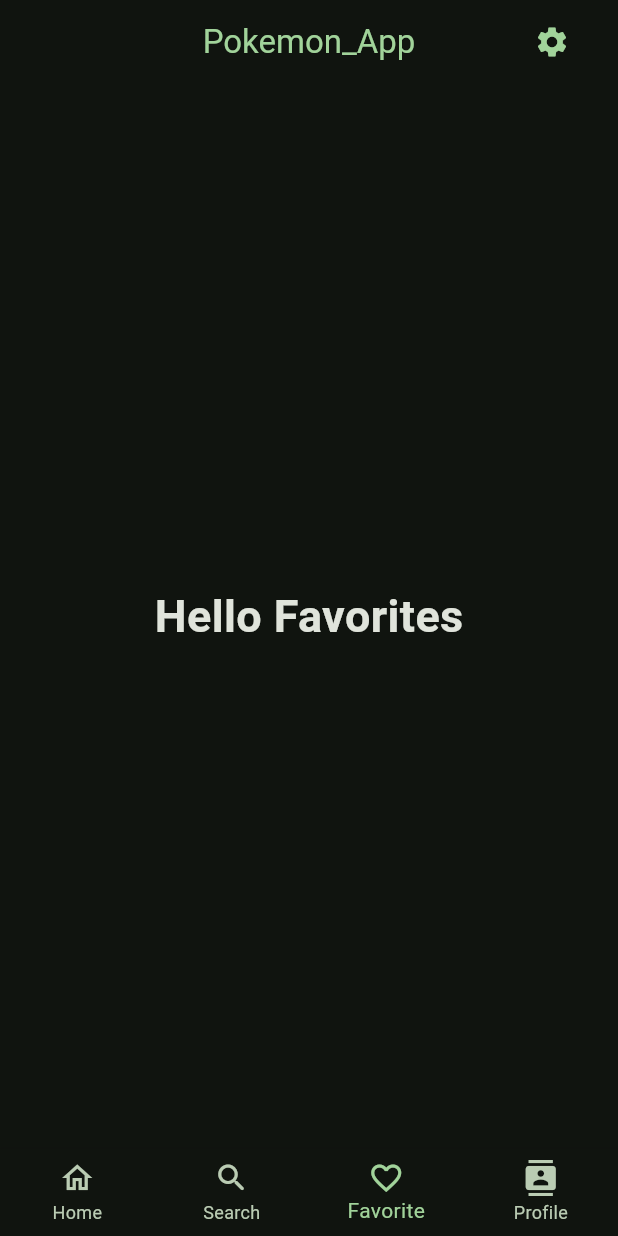
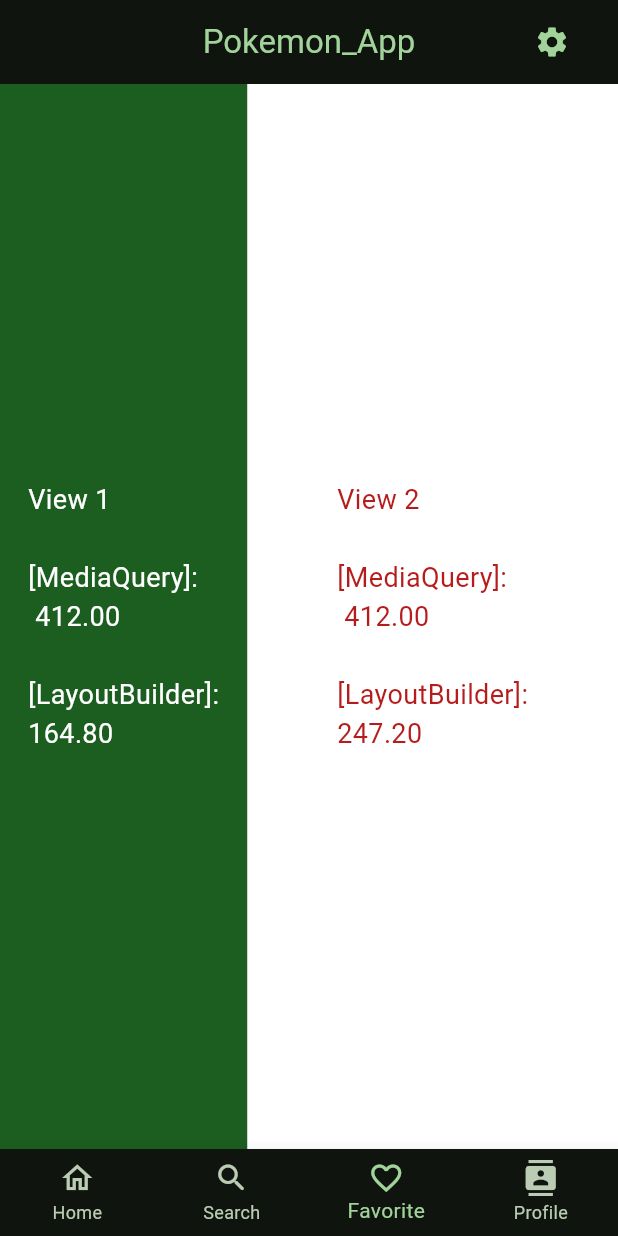
Before and after one commit to yulian554/fl_pokemon_app, a Flutter app: the screen it shows after launch, item 3 of the bottom bar chosen, on a phone screen of 412 x 824 dp. Run offline on Flutter 3.47's test engine with Material 3 defaults, Android fonts, the phone set to English and light mode, and no system bars; our stand-ins replace dio, get_it, go_router; missing offline and left inert: dart:js, universal_html; network calls fail.

Commit message:
ajuste de carpetas 1.0

```diff
--- a/lib/presentation/providers/home_layout_provider.dart
+++ b/lib/presentation/providers/home_layout_provider.dart
@@ -1,8 +1,8 @@
 import 'package:flutter/material.dart';
 import 'package:commons/domain/entities/tabs/items_tabs_navigations.dart';
 import 'package:repositories/domain/repositories/tabs/items_tabs_repository.dart';
-import 'package:repositories/infrastructure/datasource/tabs/items_tabs_datasource_impl.dart';
-import 'package:repositories/infrastructure/repositories/tabs/items_tabs_repository_impl.dart';
+import 'package:repositories/data/datasource/tabs/items_tabs_datasource_impl.dart';
+import 'package:repositories/data/repositories/tabs/items_tabs_repository_impl.dart';
 
 class HomeLayoutProvider extends ChangeNotifier {
   List<ItemsTabsNavigation> items = [];
--- a/lib/presentation/ui/views/favorites_view_main.dart
+++ b/lib/presentation/ui/views/favorites_view_main.dart
@@ -3,12 +3,46 @@
 class FavoritesViewMain extends StatelessWidget {
   const FavoritesViewMain({super.key});
 
-    @override
+  @override
   Widget build(BuildContext context) {
-    return const Center(
-      child: Text(
-        'Hello Favorites',
-        style: TextStyle(fontSize: 30, fontWeight: FontWeight.bold),
+    Size screenSize = MediaQuery.of(context).size;
+
+    return Scaffold(
+      body: Row(
+        children: [
+          Expanded(
+            flex: 2,
+            child: LayoutBuilder(
+              builder: (context, constraints) => Container(
+                color: Colors.green[900],
+                child: Center(
+                  child: Text(
+                    'View 1\n\n' +
+                        '[MediaQuery]:\n ${screenSize.width.toStringAsFixed(2)}\n\n' +
+                        '[LayoutBuilder]:\n${constraints.maxWidth.toStringAsFixed(2)}',
+                    style: const TextStyle(color: Colors.white, fontSize: 18),
+                  ),
+                ),
+              ),
+            ),
+          ),
+          Expanded(
+            flex: 3,
+            child: LayoutBuilder(
+              builder: (context, constraints) => Container(
+                color: Colors.white,
+                child: Center(
+                  child: Text(
+                    'View 2\n\n' +
+                        '[MediaQuery]:\n ${screenSize.width.toStringAsFixed(2)}\n\n' +
+                        '[LayoutBuilder]:\n${constraints.maxWidth.toStringAsFixed(2)}',
+                    style: TextStyle(color: Colors.red[900], fontSize: 18),
+                  ),
+                ),
+              ),
+            ),
+          ),
+        ],
       ),
     );
   }
--- a/lib/presentation/ui/views/profile_view_main.dart
+++ b/lib/presentation/ui/views/profile_view_main.dart
@@ -1,6 +1,7 @@
 import 'package:flutter/material.dart';
 import 'package:go_router/go_router.dart';
 import 'package:commons/util/constans_route.dart';
+import 'dart:js' as js;
 
 class ProfileViewMain extends StatelessWidget {
   const ProfileViewMain({super.key});
@@ -10,7 +11,9 @@
     return MaterialButton(
         child: const Text('Go Home'),
         onPressed: () {
-          context.goNamed(Routes.home);
+          // context.goNamed(Routes.home);
+          const url = 'https://stackoverflow.com/questions/ask';
+          js.context.callMethod('open', ['$url', '_self']);
         });
   }
 }
--- a/package/lobby/lib/use_cases/get_all_pokemons_use_case_impl.dart
+++ b/package/lobby/lib/use_cases/get_all_pokemons_use_case_impl.dart
@@ -1,8 +1,8 @@
 import 'package:lobby/use_cases/get_all_pokemons_use_case.dart';
 import 'package:commons/domain/entities/pokemon/pokemon_detail_entity.dart';
 import 'package:repositories/domain/repositories/pokemon/pokemon_repository.dart';
-import 'package:repositories/infrastructure/datasource/pokemon/pokemon_datasource_impl.dart';
-import 'package:repositories/infrastructure/repositories/pokemon/pokemon_repository_impl.dart';
+import 'package:repositories/data/datasource/pokemon/pokemon_datasource_impl.dart';
+import 'package:repositories/data/repositories/pokemon/pokemon_repository_impl.dart';
 
 class GetAllPokemonsUseCaseImpl implements GetAllPokemonsUseCase {
   PokemonRepository? repository;
--- a/package/repositories/lib/infrastructure/datasource/pokemon/pokemon_datasource_impl.dart
+++ b/package/repositories/lib/data/datasource/pokemon/pokemon_datasource_impl.dart
@@ -1,10 +1,10 @@
 import 'package:dio/dio.dart';
-import 'package:repositories/infrastructure/utils/web_error.dart';
+import 'package:repositories/utils/web_error.dart';
 import 'package:commons/domain/entities/pokemon/pokemons_entity.dart';
+import 'package:repositories/data/models/pokemon/pokemons_model.dart';
 import 'package:commons/domain/entities/pokemon/pokemon_detail_entity.dart';
-import 'package:repositories/infrastructure/models/pokemon/pokemons_model.dart';
+import 'package:repositories/data/models/pokemon/pokemon_detail_model.dart';
 import 'package:repositories/domain/datasources/pokemon/pokemon_datasource.dart';
-import 'package:repositories/infrastructure/models/pokemon/pokemon_detail_model.dart';
 
 class PokemonDatasourceImpl implements PokemonDatasource {
   final _dio = Dio();
--- a/package/repositories/lib/infrastructure/datasource/tabs/items_tabs_datasource_impl.dart
+++ b/package/repositories/lib/data/datasource/tabs/items_tabs_datasource_impl.dart
@@ -1,7 +1,7 @@
 import 'package:repositories/shared/data/mock_items_tabs.dart';
+import 'package:repositories/data/models/tabs/items_tabs_model.dart';
 import 'package:commons/domain/entities/tabs/items_tabs_navigations.dart';
 import 'package:repositories/domain/datasources/tabs/items_tabs_datasource.dart';
-import 'package:repositories/infrastructure/models/tabs/items_tabs_model.dart';
 
 class ItemsTabsDatasourceImpl implements ItemsTabsDatasource {
   @override
--- a/package/search/lib/use_cases/get_pokemon_by_name/get_pokemon_by_name_impl.dart
+++ b/package/search/lib/use_cases/get_pokemon_by_name/get_pokemon_by_name_impl.dart
@@ -1,9 +1,9 @@
-import 'package:repositories/infrastructure/utils/web_error.dart';
+import 'package:repositories/utils/web_error.dart';
 import 'package:commons/domain/entities/pokemon/pokemon_detail_entity.dart';
 import 'package:search/use_cases/get_pokemon_by_name/get_pokemon_by_name.dart';
 import 'package:repositories/domain/repositories/pokemon/pokemon_repository.dart';
-import 'package:repositories/infrastructure/datasource/pokemon/pokemon_datasource_impl.dart';
-import 'package:repositories/infrastructure/repositories/pokemon/pokemon_repository_impl.dart';
+import 'package:repositories/data/datasource/pokemon/pokemon_datasource_impl.dart';
+import 'package:repositories/data/repositories/pokemon/pokemon_repository_impl.dart';
 
 class GetPokemonByNameUseCaseImpl implements GetPokemonByNameUseCase {
   PokemonRepository? repository;
--- a/pubspec.yaml
+++ b/pubspec.yaml
@@ -44,6 +44,10 @@
   search:
     path: package/search
   universal_html: ^2.2.4
+  demo_package_fl:
+    git:
+      url: https://github.com/yulian554/demo_package_fl.git
+      ref: sprint1
 
 dev_dependencies:
   flutter_lints: ^3.0.0
```
Also changed, not shown: lib/presentation/ui/views/config_view_main.dart (+19 -8 lines), lib/presentation/ui/views/home_view_main.dart (+1 -6 lines), package/repositories/lib/data/models/pokemon/pokemon_detail_model.dart (renamed from package/repositories/lib/infrastructure/models/pokemon/pokemon_detail_model.dart), package/repositories/lib/data/models/pokemon/pokemons_model.dart (renamed from package/repositories/lib/infrastructure/models/pokemon/pokemons_model.dart), package/repositories/lib/data/models/tabs/items_tabs_model.dart (renamed from package/repositories/lib/infrastructure/models/tabs/items_tabs_model.dart), package/repositories/lib/data/repositories/pokemon/pokemon_repository_impl.dart (renamed from package/repositories/lib/infrastructure/repositories/pokemon/pokemon_repository_impl.dart), package/repositories/lib/data/repositories/tabs/items_tabs_repository_impl.dart (renamed from package/repositories/lib/infrastructure/repositories/tabs/items_tabs_repository_impl.dart), package/repositories/lib/utils/web_error.dart (renamed from package/repositories/lib/infrastructure/utils/web_error.dart), pubspec.lock.
